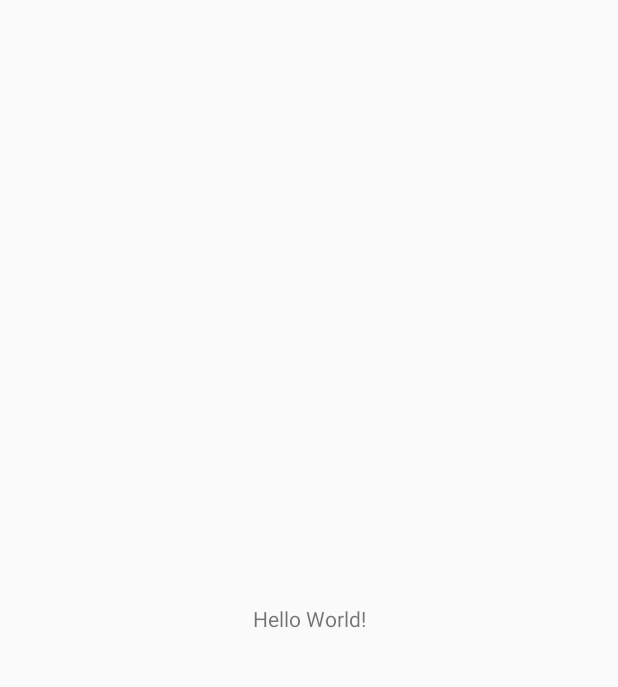
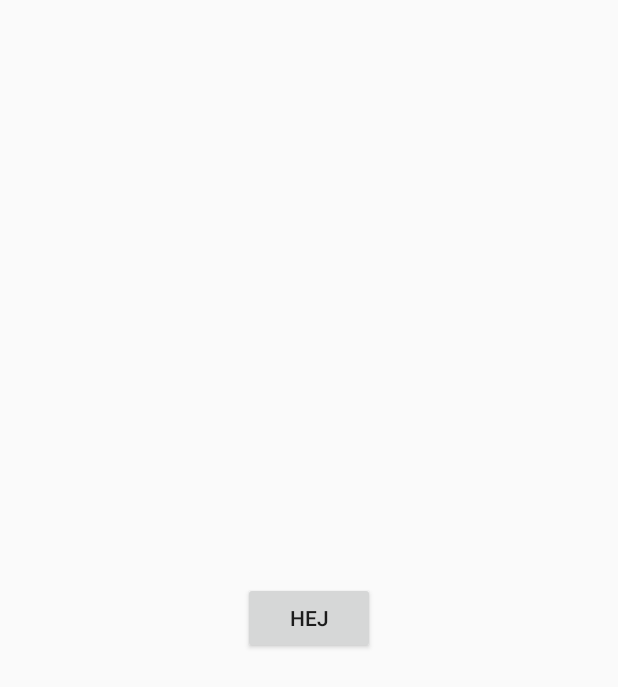
Before and after one commit to Macishh/agile-software-project, an Android app: the screen it shows after launch (MainActivity), on a phone screen of 412 x 824 dp. Before the commit the part shown is almost empty. Shown: the top 687 px of the screen. Run offline under Robolectric (Android 15) with nearby library versions, the phone set to English and light mode, and no system bars.

Commit message:
App is now only in portrait mode

```diff
--- a/Code/app/src/main/java/com/danielkarlkvist/umberent/MainActivity.java
+++ b/Code/app/src/main/java/com/danielkarlkvist/umberent/MainActivity.java
@@ -2,6 +2,7 @@ package com.danielkarlkvist.umberent;
 
 import androidx.appcompat.app.AppCompatActivity;
 
+import android.content.pm.ActivityInfo;
 import android.os.Bundle;
 import android.view.View;
 
@@ -10,7 +11,9 @@ public class MainActivity extends AppCompatActivity {
     @Override
     protected void onCreate(Bundle savedInstanceState) {
         super.onCreate(savedInstanceState);
+
         setContentView(R.layout.activity_main);
+        setRequestedOrientation(ActivityInfo.SCREEN_ORIENTATION_PORTRAIT);  // Always portrait mode
 
         hideNavigationBar();
     }
--- a/Code/app/src/main/res/layout/activity_main.xml
+++ b/Code/app/src/main/res/layout/activity_main.xml
@@ -6,10 +6,10 @@
     android:layout_height="match_parent"
     tools:context=".MainActivity">
 
-    <TextView
+    <Button
         android:layout_width="wrap_content"
         android:layout_height="wrap_content"
-        android:text="Hello World!"
+        android:text="hej"
         app:layout_constraintBottom_toBottomOf="parent"
         app:layout_constraintLeft_toLeftOf="parent"
         app:layout_constraintRight_toRightOf="parent"
```
